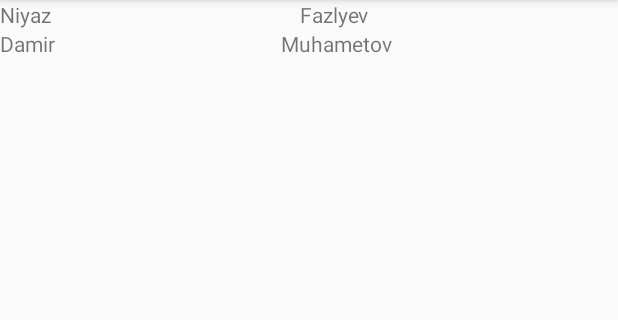
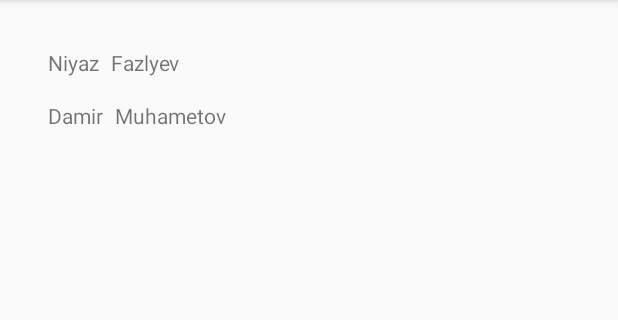
Before and after one commit to NiyazFazlyev/BaseOfEmployees, an Android app: the screen it shows after launch (HostFragmentsActivity), after a tap on "Engineer", on a phone screen of 412 x 824 dp, the part 84-404 px from its top. Run offline under Robolectric (Android 15) with nearby library versions, the phone set to English and light mode, and no system bars.

Commit message:
5. Тестовое задание[#175478]

```diff
--- a/app/src/main/java/ru/job4j/baseofemployees/EmployeesFragment.java
+++ b/app/src/main/java/ru/job4j/baseofemployees/EmployeesFragment.java
@@ -63,9 +63,9 @@ public class EmployeesFragment extends Fragment {
         @Override
         public void onBindViewHolder(@NonNull RecyclerView.ViewHolder holder, int i) {
             final Employee employee = this.employees.get(i);
-            TextView firstName = holder.itemView.findViewById(R.id.first_name);
+            TextView firstName = holder.itemView.findViewById(R.id.firstName);
             firstName.setText(employee.getFirstName());
-            TextView secondName = holder.itemView.findViewById(R.id.second_name);
+            TextView secondName = holder.itemView.findViewById(R.id.secondName);
             secondName.setText(employee.getSecondName());
             firstName.setOnClickListener(new View.OnClickListener() {
                 @Override
--- a/app/src/main/res/layout/employee_info.xml
+++ b/app/src/main/res/layout/employee_info.xml
@@ -1,19 +1,30 @@
 <?xml version="1.0" encoding="utf-8"?>
-<LinearLayout xmlns:android="http://schemas.android.com/apk/res/android"
+<androidx.constraintlayout.widget.ConstraintLayout xmlns:android="http://schemas.android.com/apk/res/android"
+    xmlns:app="http://schemas.android.com/apk/res-auto"
+    xmlns:tools="http://schemas.android.com/tools"
+    android:id="@+id/linearLayout2"
     android:layout_width="match_parent"
     android:layout_height="wrap_content">
 
     <TextView
-        android:id="@+id/first_name"
+        android:id="@+id/firstName"
         android:layout_width="wrap_content"
         android:layout_height="wrap_content"
-        android:layout_weight="1"
-        android:text="TextView" />
+        android:layout_marginStart="16dp"
+        android:layout_marginLeft="16dp"
+        android:layout_marginTop="16dp"
+        android:text="TextView"
+        app:layout_constraintStart_toStartOf="parent"
+        app:layout_constraintTop_toTopOf="parent" />
 
     <TextView
-        android:id="@+id/second_name"
+        android:id="@+id/secondName"
         android:layout_width="wrap_content"
         android:layout_height="wrap_content"
-        android:layout_weight="1"
-        android:text="TextView" />
-</LinearLayout>
+        android:layout_marginStart="8dp"
+        android:layout_marginLeft="8dp"
+        android:text="TextView"
+        app:layout_constraintStart_toEndOf="@+id/firstName"
+        app:layout_constraintTop_toTopOf="@+id/firstName" />
+
+</androidx.constraintlayout.widget.ConstraintLayout>
--- a/app/src/main/res/layout/fragment_employees.xml
+++ b/app/src/main/res/layout/fragment_employees.xml
@@ -1,7 +1,21 @@
 <?xml version="1.0" encoding="utf-8"?>
-<androidx.recyclerview.widget.RecyclerView
-    xmlns:android="http://schemas.android.com/apk/res/android"
+<androidx.constraintlayout.widget.ConstraintLayout xmlns:android="http://schemas.android.com/apk/res/android"
+    xmlns:app="http://schemas.android.com/apk/res-auto"
     android:layout_width="match_parent"
-    android:layout_height="match_parent"
-    android:id="@+id/employees">
-</androidx.recyclerview.widget.RecyclerView>
+    android:layout_height="match_parent">
+
+    <androidx.recyclerview.widget.RecyclerView
+        android:id="@+id/employees"
+        android:layout_width="match_parent"
+        android:layout_height="match_parent"
+        android:layout_marginStart="16dp"
+        android:layout_marginLeft="16dp"
+        android:layout_marginTop="16dp"
+        android:layout_marginEnd="16dp"
+        android:layout_marginRight="16dp"
+        android:layout_marginBottom="16dp"
+        app:layout_constraintBottom_toBottomOf="parent"
+        app:layout_constraintEnd_toEndOf="parent"
+        app:layout_constraintStart_toStartOf="parent"
+        app:layout_constraintTop_toTopOf="parent"></androidx.recyclerview.widget.RecyclerView>
+</androidx.constraintlayout.widget.ConstraintLayout>
```
Also changed, not shown: app/src/main/res/layout/fragment_detail_info.xml (+28 -11 lines), app/src/main/res/layout/fragment_professions.xml (+19 -5 lines), app/src/main/res/layout/profession_info.xml (+15 -5 lines).
